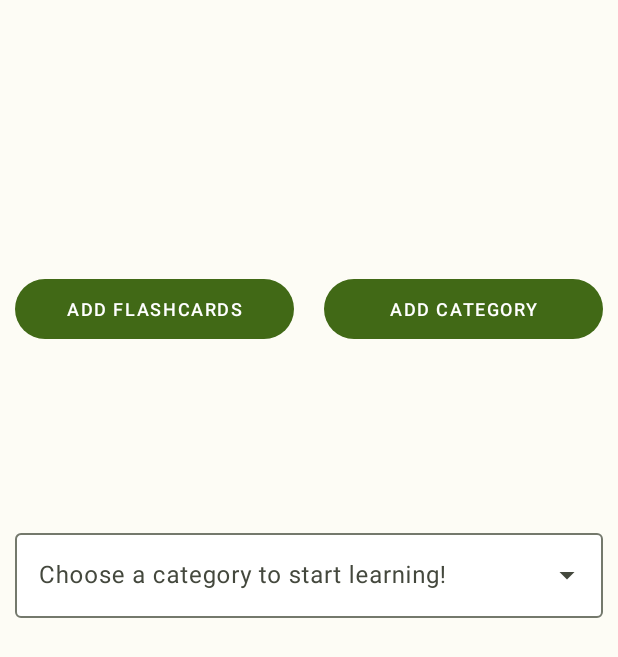
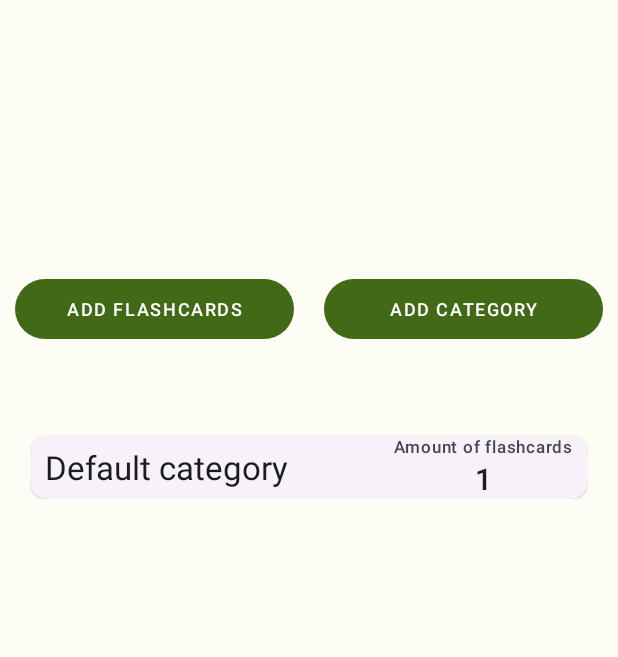
Before and after one commit to matxowy/FlashcardsApp, an Android app: the screen it shows after launch (MainActivity), on a phone screen of 412 x 824 dp. Shown: the top 657 px of the screen. Run offline under Robolectric (Android 15) with nearby library versions, the phone set to English and light mode, and no system bars; our stand-ins replace Dagger/Hilt's generated code, Room's generated code.

Commit message:
[FCA-15]
- Implemented RecyclerView on main screen instead of spinner
- Improved code

```diff
--- a/app/src/main/java/com/matxowy/flashcardsapp/data/db/FlashcardsDatabase.kt
+++ b/app/src/main/java/com/matxowy/flashcardsapp/data/db/FlashcardsDatabase.kt
@@ -46,21 +46,6 @@ abstract class FlashcardsDatabase : RoomDatabase() {
                         categoryId = 1
                     )
                 )
-                // TODO: Remove inserting more than one flashcard when adding flashcards will be implemented (after FCA-12)
-                flashcardDao.insert(
-                    Flashcard(
-                        frontText = "testPL",
-                        backText = "testANG",
-                        categoryId = 1
-                    )
-                )
-                flashcardDao.insert(
-                    Flashcard(
-                        frontText = "test2PL",
-                        backText = "test2ANG",
-                        categoryId = 1
-                    )
-                )
             }
         }
     }
--- a/app/src/main/java/com/matxowy/flashcardsapp/data/db/dao/CategoryDao.kt
+++ b/app/src/main/java/com/matxowy/flashcardsapp/data/db/dao/CategoryDao.kt
@@ -20,6 +20,9 @@ interface CategoryDao {
     @Query("SELECT name FROM category WHERE id = :categoryId")
     fun getCategoryName(categoryId: Int): String
 
+    @Query("UPDATE category SET amountOfFlashcards = amountOfFlashcards + 1 WHERE id = :categoryId")
+    fun incrementFlashcardCount(categoryId: Int)
+
     @Insert(onConflict = OnConflictStrategy.ABORT)
     suspend fun insert(category: Category): Long
 
--- a/app/src/main/java/com/matxowy/flashcardsapp/data/db/entity/Category.kt
+++ b/app/src/main/java/com/matxowy/flashcardsapp/data/db/entity/Category.kt
@@ -6,8 +6,8 @@ import androidx.room.PrimaryKey
 @Entity(tableName = "category")
 data class Category(
     @PrimaryKey(autoGenerate = true) val id: Int = 0,
-    val name: String
-
+    val name: String,
+    val amountOfFlashcards: Int = 1
 ) {
     override fun toString(): String = this.name
 }
--- a/app/src/main/java/com/matxowy/flashcardsapp/data/db/repository/DatabaseRemoteRepository.kt
+++ b/app/src/main/java/com/matxowy/flashcardsapp/data/db/repository/DatabaseRemoteRepository.kt
@@ -18,6 +18,8 @@ class DatabaseRemoteRepository @Inject constructor(
 
     override suspend fun getFlashcardsForCategory(categoryId: Int) = flashcardDao.getFlashcardsForCategory(categoryId)
 
+    override suspend fun incrementFlashcardCount(categoryId: Int) = categoryDao.incrementFlashcardCount(categoryId)
+
     override suspend fun insertCategory(categoryName: String) = categoryDao.insert(Category(name = categoryName))
 
     override suspend fun insertFlashcard(flashcardFront: String, flashcardBack: String, categoryId: Int) =
--- a/app/src/main/java/com/matxowy/flashcardsapp/data/db/repository/DatabaseRepository.kt
+++ b/app/src/main/java/com/matxowy/flashcardsapp/data/db/repository/DatabaseRepository.kt
@@ -9,6 +9,7 @@ interface DatabaseRepository {
     suspend fun getCategoryName(categoryId: Int): String
     suspend fun getCategoryNames(): List<String>
     suspend fun getFlashcardsForCategory(categoryId: Int): List<Flashcard>
+    suspend fun incrementFlashcardCount(categoryId: Int)
     suspend fun insertCategory(categoryName: String): Long
     suspend fun insertFlashcard(flashcardFront: String, flashcardBack: String, categoryId: Int)
 }
--- /dev/null
+++ b/app/src/main/java/com/matxowy/flashcardsapp/domain/addflashcards/usecase/IncrementFlashcardCountUseCase.kt
@@ -0,0 +1,8 @@
+package com.matxowy.flashcardsapp.domain.addflashcards.usecase
+
+import com.matxowy.flashcardsapp.data.db.repository.DatabaseRepository
+import javax.inject.Inject
+
+class IncrementFlashcardCountUseCase @Inject constructor(private val databaseRepository: DatabaseRepository) {
+    suspend operator fun invoke(categoryId: Int) = databaseRepository.incrementFlashcardCount(categoryId)
+}
--- a/app/src/main/java/com/matxowy/flashcardsapp/presentation/addflashcardsscreen/viewmodel/AddFlashcardsViewModel.kt
+++ b/app/src/main/java/com/matxowy/flashcardsapp/presentation/addflashcardsscreen/viewmodel/AddFlashcardsViewModel.kt
@@ -4,6 +4,7 @@ import androidx.lifecycle.ViewModel
 import androidx.lifecycle.viewModelScope
 import com.matxowy.flashcardsapp.data.db.entity.Category
 import com.matxowy.flashcardsapp.domain.addflashcards.usecase.GetCategoriesUseCase
+import com.matxowy.flashcardsapp.domain.addflashcards.usecase.IncrementFlashcardCountUseCase
 import com.matxowy.flashcardsapp.domain.addflashcards.usecase.InsertFlashcardUseCase
 import dagger.hilt.android.lifecycle.HiltViewModel
 import kotlinx.coroutines.CoroutineDispatcher
@@ -20,6 +21,7 @@ import javax.inject.Named
 @HiltViewModel
 class AddFlashcardsViewModel @Inject constructor(
     private val getCategoriesUseCase: GetCategoriesUseCase,
+    private val incrementFlashcardCountUseCase: IncrementFlashcardCountUseCase,
     private val insertFlashcardUseCase: InsertFlashcardUseCase,
     @Named("IO") private val coroutineDispatcher: CoroutineDispatcher
 ) : ViewModel() {
@@ -49,6 +51,7 @@ class AddFlashcardsViewModel @Inject constructor(
     fun onAddFlashcardClick(flashcardTextFront: String, flashcardTextBack: String) = viewModelScope.launch(coroutineDispatcher) {
         try {
             insertFlashcardUseCase(flashcardTextFront, flashcardTextBack, categoryId)
+            incrementFlashcardCountUseCase(categoryId)
             AddFlashcardsEvent.ShowAddFlashcardConfirmation.send()
         } catch (e: Exception) {
             AddFlashcardsEvent.ShowDefaultError.send()
--- /dev/null
+++ b/app/src/main/java/com/matxowy/flashcardsapp/presentation/main/adapters/CategoryAdapter.kt
@@ -0,0 +1,55 @@
+package com.matxowy.flashcardsapp.presentation.main.adapters
+
+import android.view.LayoutInflater
+import android.view.ViewGroup
+import androidx.recyclerview.widget.DiffUtil
+import androidx.recyclerview.widget.ListAdapter
+import androidx.recyclerview.widget.RecyclerView
+import com.matxowy.flashcardsapp.data.db.entity.Category
+import com.matxowy.flashcardsapp.databinding.CategoryItemBinding
+
+class CategoryAdapter(private val listener: OnCategoryItemClickListener) : ListAdapter<Category, CategoryAdapter.CategoryViewHolder>(DiffCallback()) {
+
+    override fun onCreateViewHolder(parent: ViewGroup, viewType: Int): CategoryViewHolder {
+        val binding = CategoryItemBinding.inflate(LayoutInflater.from(parent.context), parent, false)
+        return CategoryViewHolder(binding)
+    }
+
+    override fun onBindViewHolder(holder: CategoryViewHolder, position: Int) {
+        val currentItem = getItem(position)
+        holder.bind(currentItem)
+    }
+
+    inner class CategoryViewHolder(private val binding: CategoryItemBinding) : RecyclerView.ViewHolder(binding.root) {
+        init {
+            binding.apply {
+                root.setOnClickListener {
+                    val position = adapterPosition
+                    if (position != RecyclerView.NO_POSITION) {
+                        val category = getItem(position)
+                        listener.onCategoryItemClick(category)
+                    }
+                }
+            }
+        }
+
+        fun bind(category: Category) {
+            binding.apply {
+                mtvCategoryName.text = category.name
+                mtvAmountOfFlashcards.text = category.amountOfFlashcards.toString()
+            }
+        }
+    }
+
+    interface OnCategoryItemClickListener {
+        fun onCategoryItemClick(category: Category)
+    }
+
+    class DiffCallback : DiffUtil.ItemCallback<Category>() {
+        override fun areItemsTheSame(oldItem: Category, newItem: Category) =
+            oldItem.id == newItem.id
+
+        override fun areContentsTheSame(oldItem: Category, newItem: Category) =
+            oldItem == newItem
+    }
+}
--- a/app/src/main/java/com/matxowy/flashcardsapp/presentation/main/view/MainScreenFragment.kt
+++ b/app/src/main/java/com/matxowy/flashcardsapp/presentation/main/view/MainScreenFragment.kt
@@ -1,23 +1,22 @@
 package com.matxowy.flashcardsapp.presentation.main.view
 
-import android.content.Context
 import android.os.Bundle
 import android.view.View
-import android.widget.AdapterView
-import android.widget.ArrayAdapter
 import androidx.core.view.isVisible
 import androidx.fragment.app.Fragment
 import androidx.fragment.app.viewModels
 import androidx.navigation.fragment.findNavController
+import androidx.recyclerview.widget.LinearLayoutManager
 import com.matxowy.flashcardsapp.R
 import com.matxowy.flashcardsapp.app.utils.extensions.observeWithLifecycle
 import com.matxowy.flashcardsapp.data.db.entity.Category
 import com.matxowy.flashcardsapp.databinding.MainScreenFragmentBinding
+import com.matxowy.flashcardsapp.presentation.main.adapters.CategoryAdapter
 import com.matxowy.flashcardsapp.presentation.main.viewmodel.MainScreenViewModel
 import dagger.hilt.android.AndroidEntryPoint
 
 @AndroidEntryPoint
-class MainScreenFragment : Fragment(R.layout.main_screen_fragment) {
+class MainScreenFragment : Fragment(R.layout.main_screen_fragment), CategoryAdapter.OnCategoryItemClickListener {
 
     private val viewModel: MainScreenViewModel by viewModels()
     private var _binding: MainScreenFragmentBinding? = null
@@ -28,36 +27,29 @@ class MainScreenFragment : Fragment(R.layout.main_screen_fragment) {
 
         _binding = MainScreenFragmentBinding.bind(view)
 
+        val categoryAdapter = CategoryAdapter(this)
+
+        setAdapter(categoryAdapter)
         handleMainScreenEvents()
         setListeners()
-        handleViewState()
+        handleViewState(categoryAdapter)
     }
 
-    private fun handleViewState() {
-        viewModel.viewState.observeWithLifecycle(viewLifecycleOwner) { viewState ->
-            setSpinner(requireContext(), viewState.categories)
-            binding.apply {
-                cpiLoading.isVisible = viewState.isLoading
-                tilSpinnerCategories.isVisible = viewState.isLoading.not()
-            }
+    private fun setAdapter(categoryAdapter: CategoryAdapter) {
+        binding.rvCategories.apply {
+            adapter = categoryAdapter
+            layoutManager = LinearLayoutManager(requireContext())
+            setHasFixedSize(true)
         }
     }
 
-    private fun setSpinner(context: Context, listOfCategories: List<Category>) {
-        val spinnerAdapter = ArrayAdapter(context, R.layout.support_simple_spinner_dropdown_item, listOfCategories)
-        binding.apply {
-            spinnerCategories.setAdapter(spinnerAdapter)
-            spinnerCategories.onItemClickListener = AdapterView.OnItemClickListener { _, _, position, _ ->
-                viewModel.onItemSpinnerClick(listOfCategories[position].id)
-                resetSpinnerChoose()
+    private fun handleViewState(categoryAdapter: CategoryAdapter) {
+        viewModel.viewState.observeWithLifecycle(viewLifecycleOwner) { viewState ->
+            categoryAdapter.submitList(viewState.categories.takeIf { it.isNotEmpty() })
+            binding.apply {
+                cpiLoading.isVisible = viewState.isLoading
+                rvCategories.isVisible = viewState.isLoading.not()
             }
-        }
-    }
-
-    private fun resetSpinnerChoose() {
-        binding.apply {
-            spinnerCategories.text.clear()
-            spinnerCategories.clearFocus()
         }
     }
 
@@ -91,6 +83,10 @@ class MainScreenFragment : Fragment(R.layout.main_screen_fragment) {
         }
     }
 
+    override fun onCategoryItemClick(category: Category) {
+        viewModel.onCategoryItemClick(category.id)
+    }
+
     override fun onDestroyView() {
         super.onDestroyView()
         _binding = null
--- a/app/src/main/java/com/matxowy/flashcardsapp/presentation/main/viewmodel/MainScreenViewModel.kt
+++ b/app/src/main/java/com/matxowy/flashcardsapp/presentation/main/viewmodel/MainScreenViewModel.kt
@@ -41,7 +41,7 @@ class MainScreenViewModel @Inject constructor(
 
     fun onAddFlashcardsButtonClick() = MainScreenEvent.NavigateToAddFlashcards.send()
 
-    fun onItemSpinnerClick(categoryId: Int) = MainScreenEvent.NavigateToLearning(categoryId).send()
+    fun onCategoryItemClick(categoryId: Int) = MainScreenEvent.NavigateToLearning(categoryId).send()
 
     sealed class MainScreenEvent {
         object NavigateToAddCategory : MainScreenEvent()
--- a/app/src/main/res/layout/category_item.xml
+++ b/app/src/main/res/layout/category_item.xml
@@ -6,17 +6,16 @@
     android:layout_height="wrap_content"
     android:layout_margin="@dimen/default_side_margin">
 
-    <com.google.android.material.textview.MaterialTextView
-        android:id="@+id/mtvCategoryName"
-        android:layout_width="0dp"
+    <com.google.android.material.card.MaterialCardView
+        style="@style/Widget.Material3.CardView.Elevated"
+        android:layout_width="match_parent"
         android:layout_height="wrap_content"
-        android:layout_marginEnd="@dimen/small_margin"
-        android:textAppearance="?attr/textAppearanceTitleLarge"
-        app:layout_constraintBottom_toBottomOf="parent"
-        app:layout_constraintEnd_toStartOf="@+id/llAmountOfFlashcards"
         app:layout_constraintStart_toStartOf="parent"
-        app:layout_constraintTop_toTopOf="parent"
-        tools:text="Name of the category" />
+        app:layout_constraintTop_toTopOf="parent">
+
+        <androidx.constraintlayout.widget.ConstraintLayout
+            android:layout_width="match_parent"
+            android:layout_height="wrap_content">
 
             <LinearLayout
                 android:id="@+id/llAmountOfFlashcards"
@@ -30,18 +29,36 @@
                 <com.google.android.material.textview.MaterialTextView
                     android:layout_width="match_parent"
                     android:layout_height="wrap_content"
-            android:text="Amount of flashcards"
+                    android:layout_marginEnd="@dimen/small_margin"
+                    android:text="@string/amount_of_flashcards_text"
                     android:textAppearance="?attr/textAppearanceLabelSmall" />
 
                 <com.google.android.material.textview.MaterialTextView
                     android:id="@+id/mtvAmountOfFlashcards"
                     android:layout_width="match_parent"
                     android:layout_height="wrap_content"
+                    android:layout_marginEnd="@dimen/small_margin"
                     android:gravity="center_horizontal"
                     android:textAppearance="?attr/textAppearanceHeadline6"
                     tools:text="25" />
 
             </LinearLayout>
 
+            <com.google.android.material.textview.MaterialTextView
+                android:id="@+id/mtvCategoryName"
+                android:layout_width="0dp"
+                android:layout_height="wrap_content"
+                android:layout_marginStart="@dimen/small_margin"
+                android:layout_marginEnd="@dimen/small_margin"
+                android:textAppearance="?attr/textAppearanceTitleLarge"
+                app:layout_constraintBottom_toBottomOf="parent"
+                app:layout_constraintEnd_toStartOf="@+id/llAmountOfFlashcards"
+                app:layout_constraintStart_toStartOf="parent"
+                app:layout_constraintTop_toTopOf="parent"
+                tools:text="Name of the category" />
 
         </androidx.constraintlayout.widget.ConstraintLayout>
+
+    </com.google.android.material.card.MaterialCardView>
+
+</androidx.constraintlayout.widget.ConstraintLayout>
--- a/app/src/main/res/layout/main_screen_fragment.xml
+++ b/app/src/main/res/layout/main_screen_fragment.xml
@@ -1,7 +1,6 @@
 <?xml version="1.0" encoding="utf-8"?>
 <androidx.constraintlayout.widget.ConstraintLayout xmlns:android="http://schemas.android.com/apk/res/android"
     xmlns:app="http://schemas.android.com/apk/res-auto"
-    xmlns:tools="http://schemas.android.com/tools"
     android:layout_width="match_parent"
     android:layout_height="match_parent"
     android:layout_marginHorizontal="@dimen/default_side_margin">
@@ -12,6 +11,28 @@
         android:layout_height="wrap_content"
         android:orientation="horizontal"
         app:layout_constraintGuide_percent="0.5" />
+
+    <androidx.recyclerview.widget.RecyclerView
+        android:id="@+id/rvCategories"
+        android:layout_width="match_parent"
+        android:layout_height="match_parent"
+        android:layout_marginTop="@dimen/margin_top_for_main_recyclerview"
+        app:layout_constraintEnd_toEndOf="parent"
+        app:layout_constraintStart_toStartOf="parent"
+        app:layout_constraintTop_toTopOf="parent" />
+
+    <com.google.android.material.button.MaterialButton
+        android:id="@+id/btn_add_flashcards"
+        android:layout_width="0dp"
+        android:layout_height="wrap_content"
+        android:layout_marginEnd="@dimen/small_margin"
+        android:text="@string/add_flashcards_btn_text"
+        android:textAppearance="@style/TextAppearance.ButtonSmall"
+        app:layout_constraintBottom_toTopOf="@id/guidelineHorizontal"
+        app:layout_constraintEnd_toStartOf="@id/btnAddCategory"
+        app:layout_constraintStart_toStartOf="parent"
+        app:layout_constraintTop_toTopOf="parent"
+        app:layout_constraintWidth_max="@dimen/max_constraint_width_for_buttons" />
 
     <com.google.android.material.button.MaterialButton
         android:id="@+id/btnAddCategory"
@@ -26,55 +47,13 @@
         app:layout_constraintTop_toTopOf="parent"
         app:layout_constraintWidth_max="@dimen/max_constraint_width_for_buttons" />
 
-    <com.google.android.material.button.MaterialButton
-        android:id="@+id/btn_add_flashcards"
-        android:layout_width="0dp"
-        android:layout_height="wrap_content"
-        android:layout_marginEnd="@dimen/small_margin"
-        android:text="@string/add_flashcards_btn_text"
-        android:textAppearance="@style/TextAppearance.ButtonSmall"
-        app:layout_constraintBottom_toTopOf="@id/guidelineHorizontal"
-        app:layout_constraintEnd_toStartOf="@id/btnAddCategory"
-        app:layout_constraintStart_toStartOf="parent"
-        app:layout_constraintTop_toTopOf="parent"
-        app:layout_constraintWidth_max="@dimen/max_constraint_width_for_buttons" />
-
     <com.google.android.material.progressindicator.CircularProgressIndicator
         android:id="@+id/cpiLoading"
         android:layout_width="wrap_content"
         android:layout_height="wrap_content"
         android:indeterminate="true"
+        app:layout_constraintBottom_toTopOf="@id/guidelineHorizontal"
         app:layout_constraintEnd_toEndOf="parent"
-        app:layout_constraintStart_toStartOf="parent"
-        app:layout_constraintBottom_toTopOf="@id/guidelineHorizontal"/>
-
-    <androidx.recyclerview.widget.RecyclerView
-        android:id="@+id/rvCategories"
-        android:layout_width="match_parent"
-        android:layout_height="0dp"
-        app:layout_constraintEnd_toEndOf="parent"
-        app:layout_constraintStart_toStartOf="parent"
-        app:layout_constraintTop_toBottomOf="@id/guidelineHorizontal"
-        />
-
-    <com.google.android.material.textfield.TextInputLayout
-        android:id="@+id/tilSpinnerCategories"
-        style="@style/Widget.App.ExposedDropdownMenu"
-        android:layout_width="match_parent"
-        android:layout_height="wrap_content"
-        android:gravity="center_horizontal"
-        app:layout_constraintEnd_toEndOf="parent"
-        app:layout_constraintStart_toStartOf="parent"
-        app:layout_constraintBottom_toTopOf="@id/guidelineHorizontal"
-        app:layout_constraintWidth_max="@dimen/max_constraint_width_for_textview">
-
-        <com.google.android.material.textfield.MaterialAutoCompleteTextView
-            android:id="@+id/spinnerCategories"
-            android:layout_width="match_parent"
-            android:layout_height="wrap_content"
-            android:hint="@string/choose_a_category_to_start_learning"
-            android:inputType="none"
-            android:textAppearance="?attr/textAppearanceBodyLarge" />
-    </com.google.android.material.textfield.TextInputLayout>
+        app:layout_constraintStart_toStartOf="parent" />
 
 </androidx.constraintlayout.widget.ConstraintLayout>
--- a/app/src/main/res/values/dimens.xml
+++ b/app/src/main/res/values/dimens.xml
@@ -16,4 +16,5 @@
 
     <dimen name="max_constraint_width_for_buttons">320dp</dimen>
     <dimen name="max_constraint_width_for_textview">488dp</dimen>
+    <dimen name="margin_top_for_main_recyclerview">280dp</dimen>
 </resources>
--- a/app/src/main/res/values/strings.xml
+++ b/app/src/main/res/values/strings.xml
@@ -22,4 +22,5 @@
     <string name="first_flashcard_dialog_text">Add the first flashcard to the given category to continue</string>
     <string name="add_flashcard_confirmation_message">The flashcard has been added</string>
     <string name="name_already_exists_error_message">Category name already exists. Enter a unique name</string>
+    <string name="amount_of_flashcards_text">Amount of flashcards</string>
 </resources>
```
Also changed, not shown: 2 other files. Lines whose indentation alone changed are shown as unchanged.
